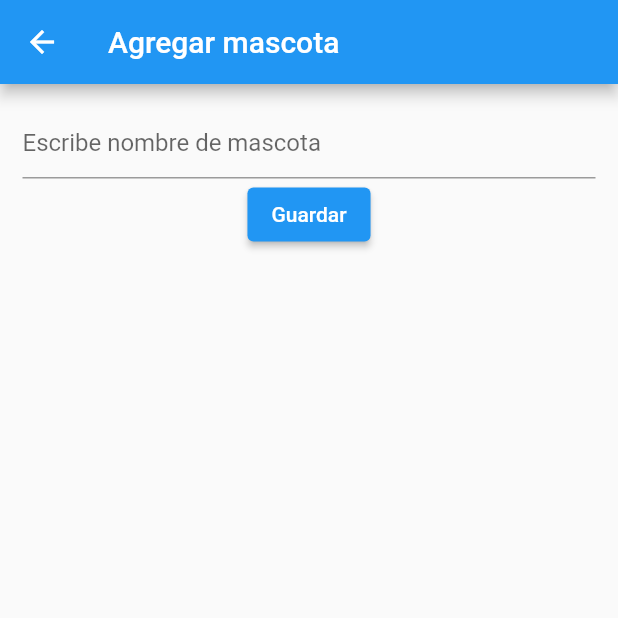
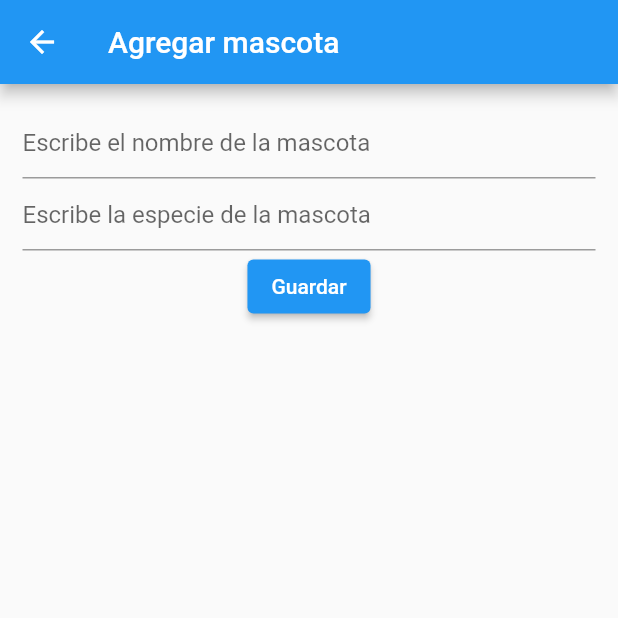
Before and after one commit to gnievap/crud_firestore_flutter, a Flutter app: the AddPetScreen screen opened by its route, on a phone screen of 412 x 824 dp, the top half of it. Run offline on Flutter 3.47's test engine with Material 2 defaults, Android fonts, the phone set to English and light mode, and no system bars; our stand-ins replace cloud_firestore, firebase_core; accounts and stored records are empty.

Commit message:
Nuevo campo en la colección pets de Firestore

```diff
--- a/lib/screens/add_pet_screen.dart
+++ b/lib/screens/add_pet_screen.dart
@@ -11,6 +11,7 @@ class AddPetScreen extends StatefulWidget {
 class _AddPetScreenState extends State<AddPetScreen> {
 
   TextEditingController newPetController = TextEditingController(text: '');
+  TextEditingController newSpecieController = TextEditingController(text: '');
 
   @override
   Widget build(BuildContext context) {
@@ -25,12 +26,18 @@ class _AddPetScreenState extends State<AddPetScreen> {
              TextField(
               controller: newPetController,
               decoration:  const InputDecoration(
-                hintText: 'Escribe nombre de mascota',
+                hintText: 'Escribe el nombre de la mascota',
+              ),
+            ),
+            TextField(
+              controller: newSpecieController,
+              decoration:  const InputDecoration(
+                hintText: 'Escribe la especie de la mascota',
               ),
             ),
             ElevatedButton(
               onPressed: () async {
-                await addPet(newPetController.text).then((_) {
+                await addPet(newPetController.text, newSpecieController.text).then((_) {
                   Navigator.pop(context);
                 });
               },
--- a/lib/services/firebase_service.dart
+++ b/lib/services/firebase_service.dart
@@ -16,8 +16,8 @@ Future<List> getPets() async{
 }
 
 // Guardar una nueva mascota en la base de datos
-Future<void> addPet(String newPet) async {
-  await db.collection('pets').add({'name': newPet});
+Future<void> addPet(String newPet, String newSpecie) async {
+  await db.collection('pets').add({'name': newPet, 'especie': newSpecie});
 
 }
 
```
Also changed, not shown: lib/screens/home_screen.dart (+8 -1 lines).
